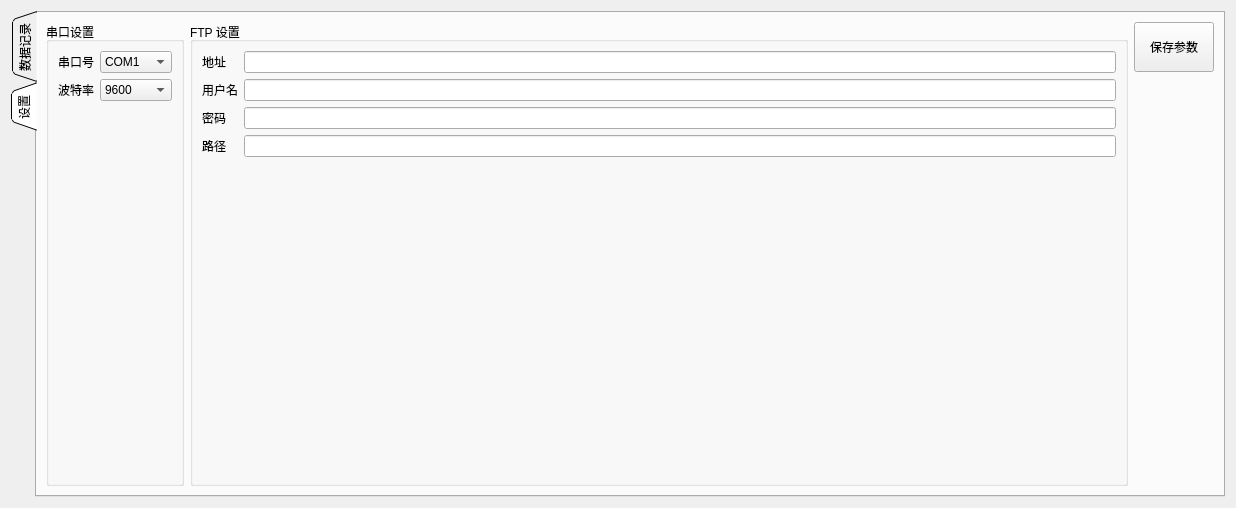
Before: the Qt Designer form painter.ui in drongh-bot/Ftp2Serial, drawn with Qt 5.
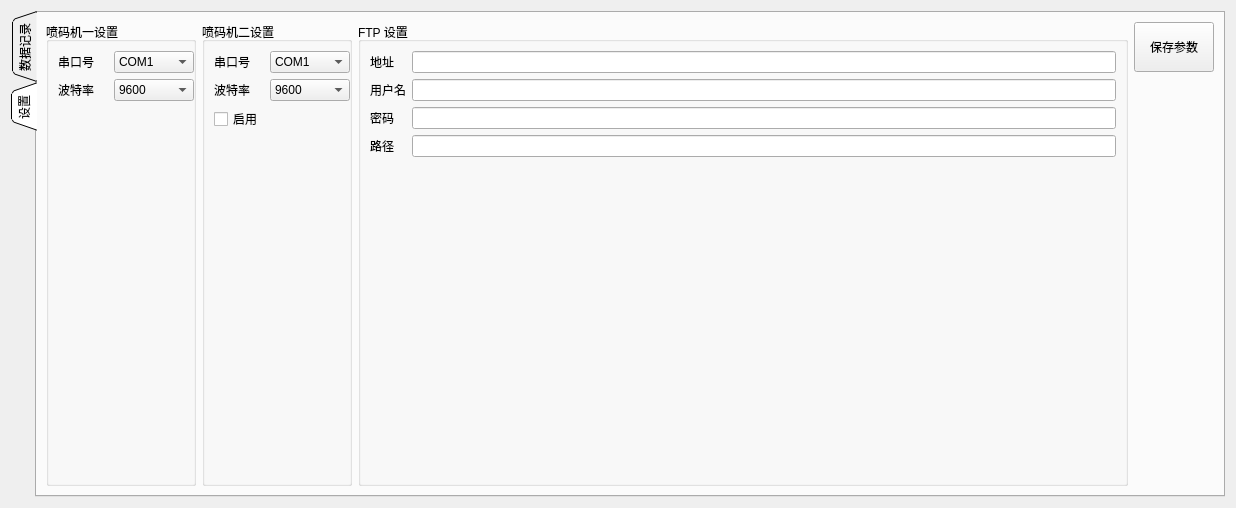
After: the same form once the commit is applied. The open tabs and pages were chosen to show the change. Icons and pictures are not drawn. Custom widgets are drawn as their Qt base class.

Commit message: update for two serial ports

```diff
--- a/painter.ui
+++ b/painter.ui
@@ -602,6 +602,18 @@
        </property>
        <item>
         <widget class="QGroupBox" name="groupBox_2">
+         <property name="minimumSize">
+          <size>
+           <width>150</width>
+           <height>0</height>
+          </size>
+         </property>
+         <property name="maximumSize">
+          <size>
+           <width>150</width>
+           <height>16777215</height>
+          </size>
+         </property>
          <property name="statusTip">
           <string notr="true"/>
          </property>
@@ -609,7 +621,7 @@
           <string notr="true"/>
          </property>
          <property name="title">
-          <string notr="true">串口设置</string>
+          <string notr="true">喷码机一设置</string>
          </property>
          <layout class="QFormLayout" name="formLayout">
           <item row="0" column="0">
@@ -627,6 +639,18 @@
           </item>
           <item row="0" column="1">
            <widget class="QComboBox" name="comboBoxSerial1">
+            <property name="minimumSize">
+             <size>
+              <width>80</width>
+              <height>0</height>
+             </size>
+            </property>
+            <property name="maximumSize">
+             <size>
+              <width>80</width>
+              <height>16777215</height>
+             </size>
+            </property>
             <property name="statusTip">
              <string notr="true"/>
             </property>
@@ -706,6 +730,18 @@
           </item>
           <item row="1" column="1">
            <widget class="QComboBox" name="comboBoxSerial2">
+            <property name="minimumSize">
+             <size>
+              <width>80</width>
+              <height>0</height>
+             </size>
+            </property>
+            <property name="maximumSize">
+             <size>
+              <width>80</width>
+              <height>16777215</height>
+             </size>
+            </property>
             <property name="statusTip">
              <string notr="true"/>
             </property>
@@ -764,6 +800,262 @@
              </property>
             </item>
            </widget>
+          </item>
+          <item row="2" column="1">
+           <spacer name="horizontalSpacer_3">
+            <property name="orientation">
+             <enum>Qt::Orientation::Horizontal</enum>
+            </property>
+            <property name="sizeHint" stdset="0">
+             <size>
+              <width>80</width>
+              <height>20</height>
+             </size>
+            </property>
+           </spacer>
+          </item>
+          <item row="2" column="0">
+           <spacer name="horizontalSpacer_2">
+            <property name="orientation">
+             <enum>Qt::Orientation::Horizontal</enum>
+            </property>
+            <property name="sizeHint" stdset="0">
+             <size>
+              <width>50</width>
+              <height>20</height>
+             </size>
+            </property>
+           </spacer>
+          </item>
+         </layout>
+        </widget>
+       </item>
+       <item>
+        <widget class="QGroupBox" name="groupBox_3">
+         <property name="minimumSize">
+          <size>
+           <width>150</width>
+           <height>0</height>
+          </size>
+         </property>
+         <property name="maximumSize">
+          <size>
+           <width>150</width>
+           <height>16777215</height>
+          </size>
+         </property>
+         <property name="title">
+          <string>喷码机二设置</string>
+         </property>
+         <layout class="QFormLayout" name="formLayout_4">
+          <item row="0" column="0">
+           <widget class="QLabel" name="label_18">
+            <property name="statusTip">
+             <string notr="true"/>
+            </property>
+            <property name="whatsThis">
+             <string notr="true"/>
+            </property>
+            <property name="text">
+             <string notr="true">串口号</string>
+            </property>
+           </widget>
+          </item>
+          <item row="0" column="1">
+           <widget class="QComboBox" name="comboBoxSerial3">
+            <property name="minimumSize">
+             <size>
+              <width>80</width>
+              <height>0</height>
+             </size>
+            </property>
+            <property name="maximumSize">
+             <size>
+              <width>80</width>
+              <height>16777215</height>
+             </size>
+            </property>
+            <property name="statusTip">
+             <string notr="true"/>
+            </property>
+            <property name="whatsThis">
+             <string notr="true"/>
+            </property>
+            <property name="currentText">
+             <string notr="true">COM1</string>
+            </property>
+            <property name="currentIndex">
+             <number>0</number>
+            </property>
+            <item>
+             <property name="text">
+              <string>COM1</string>
+             </property>
+            </item>
+            <item>
+             <property name="text">
+              <string>COM2</string>
+             </property>
+            </item>
+            <item>
+             <property name="text">
+              <string>COM3</string>
+             </property>
+            </item>
+            <item>
+             <property name="text">
+              <string>COM4</string>
+             </property>
+            </item>
+            <item>
+             <property name="text">
+              <string>COM5</string>
+             </property>
+            </item>
+            <item>
+             <property name="text">
+              <string>COM6</string>
+             </property>
+            </item>
+            <item>
+             <property name="text">
+              <string>COM7</string>
+             </property>
+            </item>
+            <item>
+             <property name="text">
+              <string>COM8</string>
+             </property>
+            </item>
+            <item>
+             <property name="text">
+              <string>COM9</string>
+             </property>
+            </item>
+            <item>
+             <property name="text">
+              <string>COM10</string>
+             </property>
+            </item>
+           </widget>
+          </item>
+          <item row="1" column="0">
+           <widget class="QLabel" name="label_19">
+            <property name="statusTip">
+             <string notr="true"/>
+            </property>
+            <property name="whatsThis">
+             <string notr="true"/>
+            </property>
+            <property name="text">
+             <string notr="true">波特率</string>
+            </property>
+           </widget>
+          </item>
+          <item row="1" column="1">
+           <widget class="QComboBox" name="comboBoxSerial4">
+            <property name="minimumSize">
+             <size>
+              <width>80</width>
+              <height>0</height>
+             </size>
+            </property>
+            <property name="maximumSize">
+             <size>
+              <width>80</width>
+              <height>16777215</height>
+             </size>
+            </property>
+            <property name="statusTip">
+             <string notr="true"/>
+            </property>
+            <property name="whatsThis">
+             <string notr="true"/>
+            </property>
+            <property name="currentText">
+             <string notr="true">9600</string>
+            </property>
+            <property name="currentIndex">
+             <number>2</number>
+            </property>
+            <item>
+             <property name="text">
+              <string>2400</string>
+             </property>
+            </item>
+            <item>
+             <property name="text">
+              <string>4800</string>
+             </property>
+            </item>
+            <item>
+             <property name="text">
+              <string>9600</string>
+             </property>
+            </item>
+            <item>
+             <property name="text">
+              <string>14400</string>
+             </property>
+            </item>
+            <item>
+             <property name="text">
+              <string>19200</string>
+             </property>
+            </item>
+            <item>
+             <property name="text">
+              <string>38400</string>
+             </property>
+            </item>
+            <item>
+             <property name="text">
+              <string>56000</string>
+             </property>
+            </item>
+            <item>
+             <property name="text">
+              <string>57600</string>
+             </property>
+            </item>
+            <item>
+             <property name="text">
+              <string>115200</string>
+             </property>
+            </item>
+           </widget>
+          </item>
+          <item row="2" column="0">
+           <widget class="QCheckBox" name="checkBox">
+            <property name="minimumSize">
+             <size>
+              <width>50</width>
+              <height>0</height>
+             </size>
+            </property>
+            <property name="maximumSize">
+             <size>
+              <width>50</width>
+              <height>16777215</height>
+             </size>
+            </property>
+            <property name="text">
+             <string>启用</string>
+            </property>
+           </widget>
+          </item>
+          <item row="2" column="1">
+           <spacer name="horizontalSpacer">
+            <property name="orientation">
+             <enum>Qt::Orientation::Horizontal</enum>
+            </property>
+            <property name="sizeHint" stdset="0">
+             <size>
+              <width>80</width>
+              <height>20</height>
+             </size>
+            </property>
+           </spacer>
           </item>
          </layout>
         </widget>
```
Left out of the diff: 11 changed lines with no effect on the pictures. The commit also changes 3 other files.
